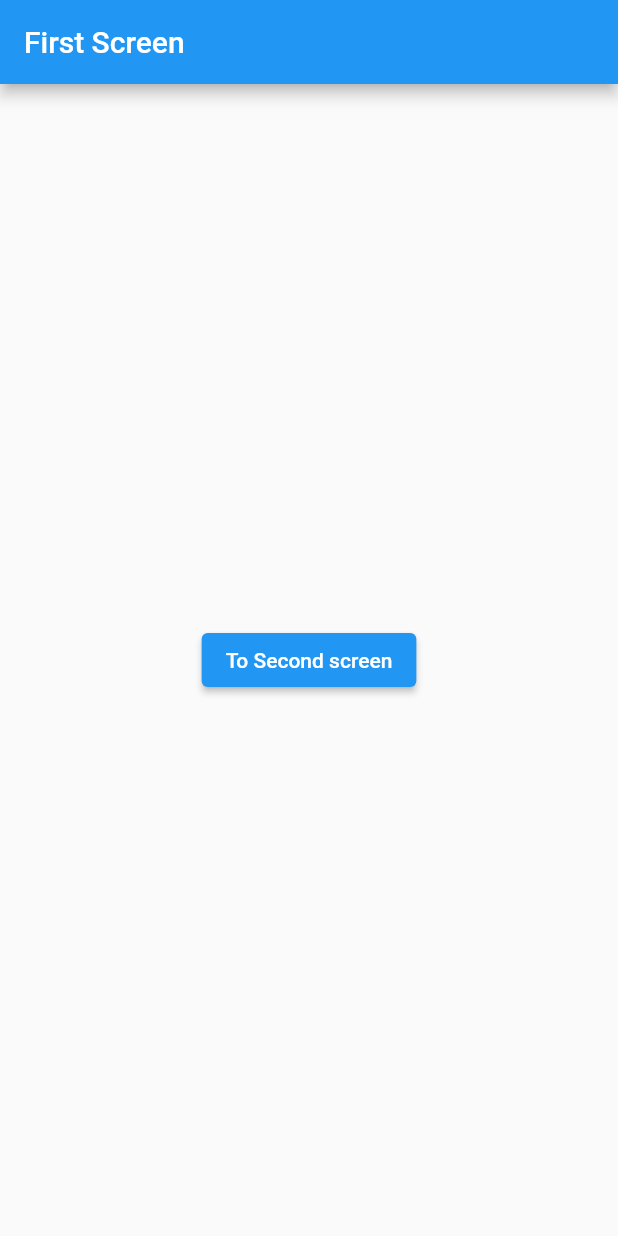
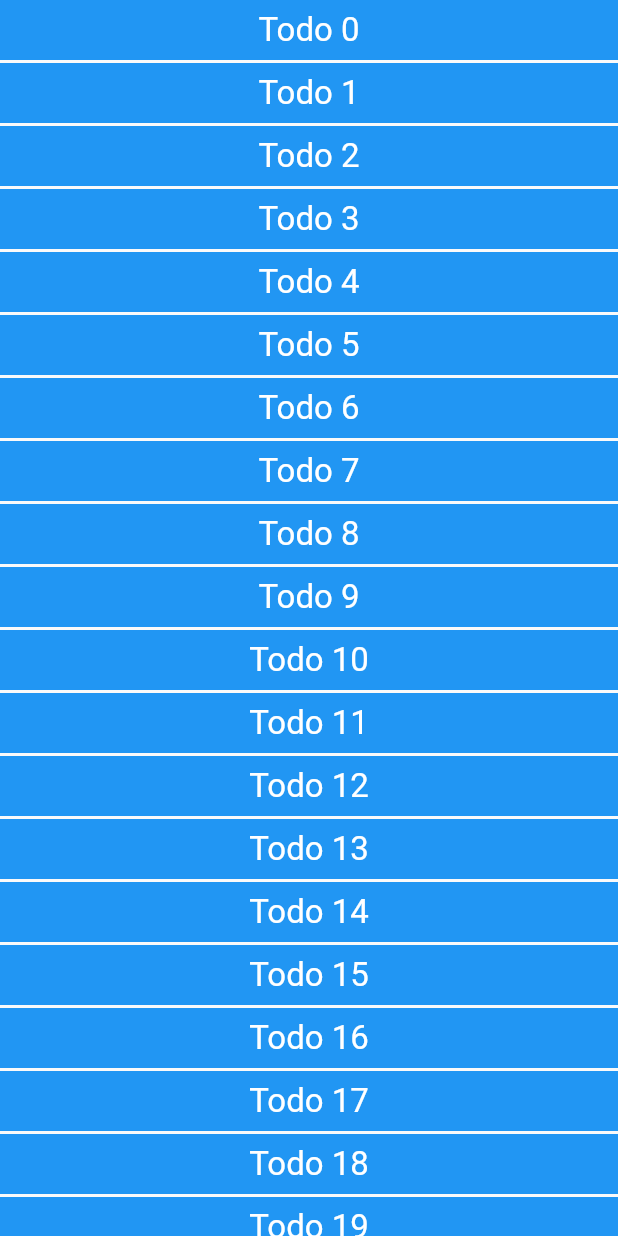
Before and after one commit to HiskelKelemework/AMP_LAB, a Flutter app: the screen it shows after launch, on a phone screen of 412 x 824 dp. Run offline on Flutter 3.47's test engine with Material 2 defaults, Android fonts, the phone set to English and light mode, and no system bars.

```diff
--- a/lib/main.dart
+++ b/lib/main.dart
@@ -2,6 +2,8 @@ import 'package:flutter/cupertino.dart';
 import 'package:flutter/material.dart';
 import 'package:myapp/screens/first_screen.dart';
 import 'package:myapp/screens/second_screen.dart';
+import 'package:myapp/screens/todo_detail_screen.dart';
+import 'package:myapp/screens/todo_screen.dart';
 
 void main() => runApp(MyApp());
 
@@ -10,10 +12,12 @@ class MyApp extends StatelessWidget {
   Widget build(BuildContext context) {
     return MaterialApp(
       debugShowCheckedModeBanner: false,
-      initialRoute: FirstScreen.routeName,
+      initialRoute: TodoScreen.routeName,
       routes: {
         FirstScreen.routeName: (BuildContext context) => FirstScreen(),
         SecondScreen.routeName: (BuildContext context) => SecondScreen(),
+        TodoScreen.routeName: (BuildContext context) => TodoScreen(),
+        TodoDetail.routeName: (BuildContext context) => TodoDetail(),
       },
     );
   }
--- /dev/null
+++ b/lib/screens/todo_screen.dart
@@ -0,0 +1,43 @@
+import 'package:flutter/material.dart';
+import 'package:myapp/screens/todo_detail_screen.dart';
+
+class TodoScreen extends StatelessWidget {
+  static const String routeName = '/todos';
+
+  const TodoScreen({Key? key}) : super(key: key);
+
+  @override
+  Widget build(BuildContext context) {
+    return Scaffold(
+      body: SafeArea(
+        child: ListView.builder(
+          itemCount: 20,
+          itemBuilder: (BuildContext context, int index) {
+            return GestureDetector(
+              onTap: () {
+                Navigator.pushNamed(
+                  context,
+                  TodoDetail.routeName,
+                  arguments: "Todo $index",
+                );
+              },
+              child: Container(
+                height: 40.0,
+                color: Colors.blue,
+                margin: EdgeInsets.only(bottom: 2.0),
+                alignment: Alignment.center,
+                child: Text(
+                  "Todo $index",
+                  style: TextStyle(
+                    color: Colors.white,
+                    fontSize: 22.0,
+                  ),
+                ),
+              ),
+            );
+          },
+        ),
+      ),
+    );
+  }
+}
```
Also changed, not shown: lib/screens/todo_detail_screen.dart (added, +21 -0 lines).
